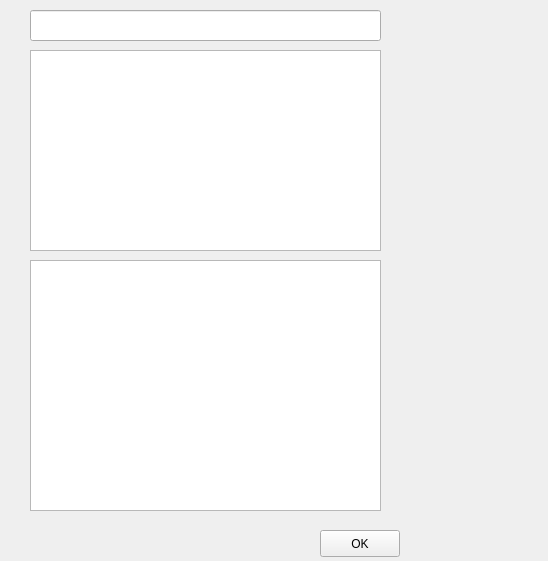
Above: ElmerGUI/vtkpost/matc.ui from tehnick/elmerfem before the change. Below: the same form after it.
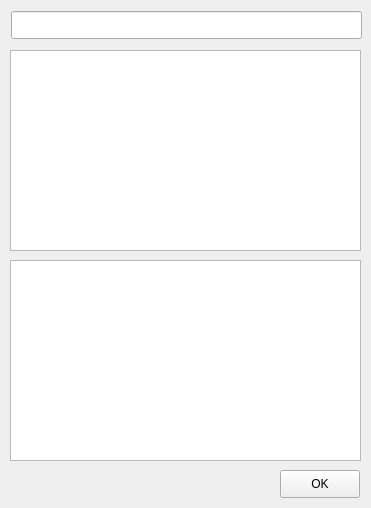
That is the form after the change. Icons and pictures are not drawn.

Commit message: ElmerGUI: Removed some debugging code from svn widget

```diff
--- a/ElmerGUI/vtkpost/matc.ui
+++ b/ElmerGUI/vtkpost/matc.ui
@@ -5,8 +5,8 @@
    <rect>
     <x>0</x>
     <y>0</y>
-    <width>548</width>
-    <height>561</height>
+    <width>371</width>
+    <height>508</height>
    </rect>
   </property>
   <property name="windowTitle" >
@@ -15,17 +15,17 @@
   <widget class="QLineEdit" name="mcEdit" >
    <property name="geometry" >
     <rect>
-     <x>30</x>
-     <y>10</y>
+     <x>11</x>
+     <y>11</y>
      <width>351</width>
-     <height>31</height>
+     <height>28</height>
     </rect>
    </property>
   </widget>
   <widget class="QTextEdit" name="mcOutput" >
    <property name="geometry" >
     <rect>
-     <x>30</x>
+     <x>10</x>
      <y>50</y>
      <width>351</width>
      <height>201</height>
@@ -35,10 +35,10 @@
   <widget class="QPushButton" name="mcOK" >
    <property name="geometry" >
     <rect>
-     <x>320</x>
-     <y>530</y>
+     <x>280</x>
+     <y>470</y>
      <width>80</width>
-     <height>27</height>
+     <height>28</height>
     </rect>
    </property>
    <property name="text" >
@@ -51,10 +51,10 @@
   <widget class="QTextEdit" name="mcHistory" >
    <property name="geometry" >
     <rect>
-     <x>30</x>
+     <x>10</x>
      <y>260</y>
      <width>351</width>
-     <height>251</height>
+     <height>201</height>
     </rect>
    </property>
   </widget>
```
Left out of the diff: 10 changed lines with no effect on the pictures. The commit also changes 5 other files.
